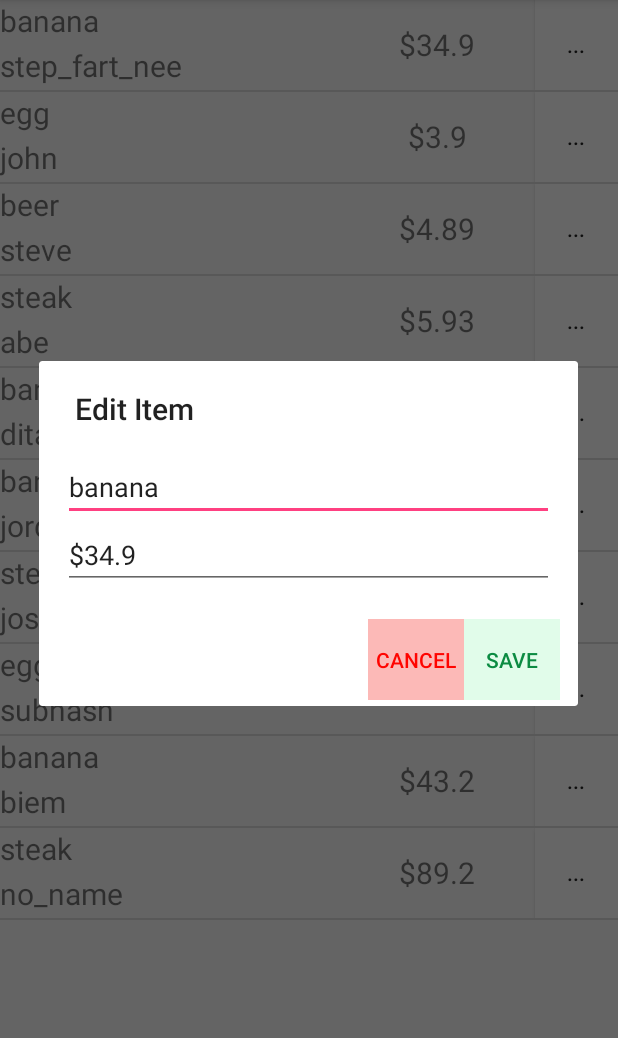
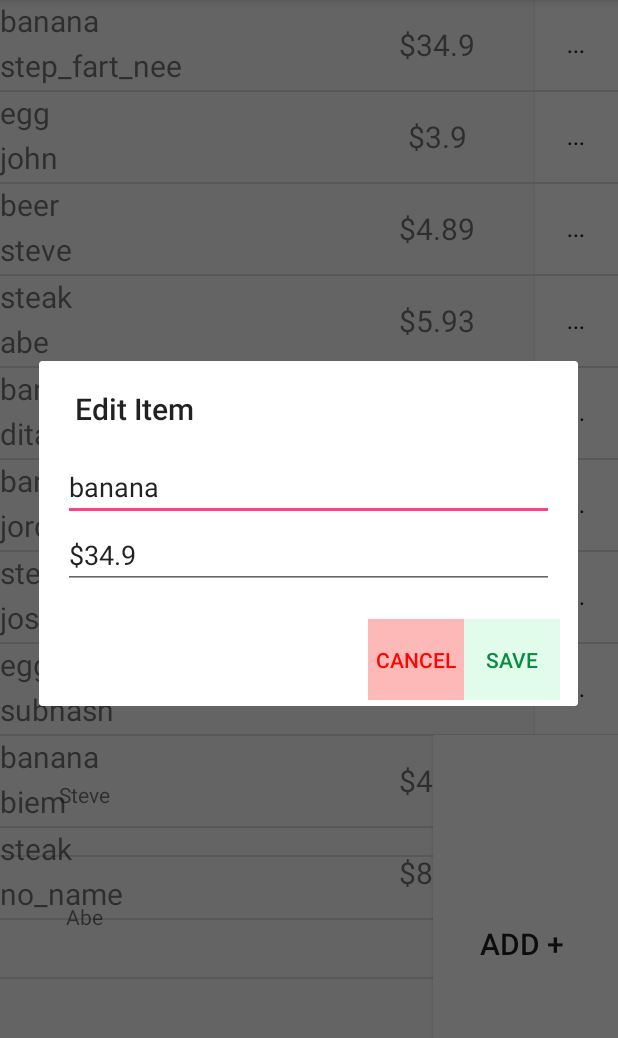
Before and after one commit to stevedang125/Android_Custom_ListView_Dialog, an Android app: the screen it shows after launch (MainActivity), after a tap on "...", on a phone screen of 412 x 824 dp, the part 84-1122 px from its top. Run offline under Robolectric (Android 15) with nearby library versions, the phone set to English and light mode, and no system bars.

Commit message:
added edit button and working

```diff
--- a/app/src/main/java/com/steve/rumi_transactions/MainActivity.java
+++ b/app/src/main/java/com/steve/rumi_transactions/MainActivity.java
@@ -1,8 +1,17 @@
 package com.steve.rumi_transactions;
 
+import android.app.AlertDialog;
+import android.content.DialogInterface;
+import android.graphics.Color;
 import android.support.v7.app.AppCompatActivity;
 import android.os.Bundle;
 import android.util.Log;
+import android.view.LayoutInflater;
+import android.view.View;
+import android.widget.AdapterView;
+import android.widget.Button;
+import android.widget.EditText;
+import android.widget.LinearLayout;
 import android.widget.ListView;
 
 import java.util.ArrayList;
@@ -11,6 +20,7 @@ public class MainActivity extends AppCompatActivity {
 
     // type: log Enter
     private static final String TAG = "MainActivity";
+
 
     // Based on this video to design a different listview:
     // https://www.youtube.com/watch?v=E6vE8fqQPTE
@@ -28,15 +38,18 @@ public class MainActivity extends AppCompatActivity {
     // Take the list view items and set the adapter.
     // Create TransactionListAdapter java class
 
-
+    EditText addThisName;
 
     @Override
     protected void onCreate(Bundle savedInstanceState) {
         super.onCreate(savedInstanceState);
         setContentView(R.layout.activity_main);
+
+
         Log.d(TAG, "onCreate: Started.");
         ListView listViewItems = (ListView) findViewById(R.id.listView_items);
         ListView listViewNames = (ListView) findViewById(R.id.listView_names);
+        LinearLayout linearLayoutNames = (LinearLayout) findViewById(R.id.names_layout);
 
         Transaction step_fart_nee = new Transaction("banana", "step_fart_nee", "$34.9");
         Transaction john = new Transaction("egg", "john", "$3.9");
@@ -81,14 +94,81 @@ public class MainActivity extends AppCompatActivity {
         TransactionListAdapter adapter = new TransactionListAdapter(this, R.layout.adapter_view_layout, transactionList);
         listViewItems.setAdapter(adapter);
 
-        ArrayList<Transaction> namesAddedList = new ArrayList<>();
+        // ========================== Custom Add Splitters =========================================
+
+        NamesAdded mrSteve = new NamesAdded("Steve");
+        NamesAdded mrAbe = new NamesAdded("Abe");
+
+        final ArrayList<NamesAdded> namesAddedList = new ArrayList<>();
+        namesAddedList.add(mrSteve);
+        namesAddedList.add(mrAbe);
 
 
+        Button addButton = (Button)this.findViewById(R.id.addNameButton);
+        addButton.setOnClickListener(new View.OnClickListener() {
+            @Override
+            public void onClick(View v) {
+
+                AlertDialog.Builder builder = new AlertDialog.Builder(MainActivity.this);
+
+                LayoutInflater inflater = LayoutInflater.from(MainActivity.this);
+                View dialogView = inflater.inflate(R.layout.add_name_layout,null);
+
+                builder.setView(dialogView);
+
+                builder.setTitle("Add Person");
 
 
+                // Set the positive button
+                builder.setPositiveButton("Done", new DialogInterface.OnClickListener() {
+                    @Override
+                    public void onClick(DialogInterface dialog, int which) {
+
+                        System.out.println("============== Im in Save =====================");
+                        System.out.println("Names List: "+namesAddedList);
+                        System.out.println("============== Im in Save =====================");
+                        addThisName = (EditText)findViewById(R.id.edit_add_name);
+                        System.out.println("Names : "+addThisName);
+                    }
+                });
+
+                // Set the negative button
+                builder.setNegativeButton("Cancel", null);
+
+                // Create the alert dialog
+                AlertDialog dialog = builder.create();
+
+                // Finally, display the alert dialog
+                dialog.show();
+
+                // Get the alert dialog buttons reference
+                Button positiveButton = dialog.getButton(AlertDialog.BUTTON_POSITIVE);
+                Button negativeButton = dialog.getButton(AlertDialog.BUTTON_NEGATIVE);
 
 
-//        NameAddedListAdapter namesAddedAdapter = new NameAddedListAdapter(this, R.layout.adapter_view_layout, namesAddedList);
+                // Change the alert dialog buttons text and background color
+                positiveButton.setTextColor(Color.parseColor("#FF0B8B42"));
+                positiveButton.setBackgroundColor(Color.parseColor("#FFE1FCEA"));
+
+                negativeButton.setTextColor(Color.parseColor("#FFFF0400"));
+                negativeButton.setBackgroundColor(Color.parseColor("#FFFCB9B7"));
+
+
+            }
+        });
+
+        NameAddedListAdapter name_adapter = new NameAddedListAdapter(this, R.layout.adapter_names_view_layout, namesAddedList);
+        listViewNames.setAdapter(name_adapter);
+
+        listViewNames.setOnItemClickListener(new AdapterView.OnItemClickListener() {
+            @Override
+            public void onItemClick(AdapterView<?> parent, View view, int position, long id) {
+                System.out.println("============== Im in click =====================");
+            }
+        });
+
+//        listViewNames.setRotation(90);
+
 
     }
 }
--- /dev/null
+++ b/app/src/main/java/com/steve/rumi_transactions/NameAddedListAdapter.java
@@ -0,0 +1,62 @@
+package com.steve.rumi_transactions;
+
+import android.app.AlertDialog;
+import android.content.Context;
+import android.content.DialogInterface;
+import android.graphics.Color;
+import android.support.annotation.NonNull;
+import android.support.annotation.Nullable;
+import android.view.LayoutInflater;
+import android.view.View;
+import android.view.ViewGroup;
+import android.widget.ArrayAdapter;
+import android.widget.Button;
+import android.widget.EditText;
+import android.widget.TextView;
+
+import java.util.ArrayList;
+import java.util.List;
+
+/**
+ * Created by Steve on 4/9/2018.
+ */
+
+public class NameAddedListAdapter extends ArrayAdapter<NamesAdded> {
+
+    private static final String TAG = "NameAddedListAdapter";
+    private Context mContext;
+    int mResource;
+    ArrayList<NamesAdded> arrayList;
+
+//    // This is for the add button
+//    EditText editText_names;
+
+    public NameAddedListAdapter(@NonNull Context context, int resource, @NonNull ArrayList<NamesAdded> objects) {
+        super(context, resource, objects);
+        mContext = context;
+        mResource = resource;
+        arrayList =  objects;
+    }
+
+    @NonNull
+    @Override
+    public View getView(int position, @Nullable View convertView, @NonNull ViewGroup parent) {
+
+        final String name = getItem(position).getName();
+
+        // Create a transaction object to hold these strings
+        NamesAdded namesAdded = new NamesAdded(name);
+
+        // Create layoutinflatter, take convertView from the getView
+        LayoutInflater inflater = LayoutInflater.from(mContext);
+        convertView = inflater.inflate(mResource, parent, false);
+
+        // Declare TextView objects:
+        // In Main: don't need to call the View, but in here yes: convertView
+        TextView tvName = (TextView) convertView.findViewById(R.id.textViewNames);
+
+        tvName.setText(name);
+
+        return convertView;
+    }
+}
--- /dev/null
+++ b/app/src/main/java/com/steve/rumi_transactions/NamesAdded.java
@@ -0,0 +1,25 @@
+package com.steve.rumi_transactions;
+
+import java.util.ArrayList;
+
+/**
+ * Created by Steve on 4/9/2018.
+ */
+
+// Object class to store all the names that will pay for the bill
+
+public class NamesAdded {
+    private String name;
+
+    public NamesAdded(String name) {
+        this.name = name;
+    }
+
+    public String getName() {
+        return name;
+    }
+
+    public void setName(String name) {
+        this.name = name;
+    }
+}
--- a/app/src/main/java/com/steve/rumi_transactions/TransactionListAdapter.java
+++ b/app/src/main/java/com/steve/rumi_transactions/TransactionListAdapter.java
@@ -2,6 +2,7 @@ package com.steve.rumi_transactions;
 
 import android.app.AlertDialog;
 import android.content.Context;
+import android.content.DialogInterface;
 import android.graphics.Color;
 import android.support.annotation.NonNull;
 import android.support.annotation.Nullable;
@@ -53,11 +54,18 @@ public class TransactionListAdapter extends ArrayAdapter<Transaction> {
     private static final String TAG = "TransactionListAdapter";
     private Context mContext;
     int mResource;
+    ArrayList<Transaction> arrayList;
+
+    EditText editText_item_name;
+    EditText editText_item_price;
+
+
 
     public TransactionListAdapter(@NonNull Context context, int resource, @NonNull ArrayList<Transaction> objects) {
         super(context, resource, objects);
         mContext = context;
         mResource = resource;
+        arrayList =  objects;
     }
 
 
@@ -69,7 +77,7 @@ public class TransactionListAdapter extends ArrayAdapter<Transaction> {
 
     @NonNull
     @Override
-    public View getView(int position, @Nullable View convertView, @NonNull ViewGroup parent) {
+    public View getView(final int position, @Nullable View convertView, @NonNull ViewGroup parent) {
         // Get transaction information
         final String item = getItem(position).getItem();
         final String names = getItem(position).getNames();
@@ -89,28 +97,15 @@ public class TransactionListAdapter extends ArrayAdapter<Transaction> {
         TextView tvPrice = (TextView) convertView.findViewById(R.id.textView3);
 
 
+//        // =========================================================
+//        System.out.println("===============> Array list: "+arrayList.get(position).getItem());
+//        System.out.println("===============> Array list: "+arrayList.get(position).getPrice());
+//        // =========================================================
 
         Button dotsButton = (Button) convertView.findViewById(R.id.threeDotsButton);
         dotsButton.setOnClickListener(new View.OnClickListener() {
             @Override
             public void onClick(View v) {
-
-                openDialog(item, price);
-
-            }
-        });
-
-        // Set the text for the TextView
-        tvItem.setText(item);
-        tvNames.setText(names);
-        tvPrice.setText(price);
-
-        return convertView;
-    }
-
-
-
-    public void openDialog(String item, String price){
 
                 AlertDialog.Builder builder = new AlertDialog.Builder(mContext);
 
@@ -121,14 +116,22 @@ public class TransactionListAdapter extends ArrayAdapter<Transaction> {
 
                 builder.setTitle("Edit Item");
 
-        final EditText editText_item_name = (EditText) dialogView.findViewById(R.id.edit_item_name);
-        final EditText editText_item_price = (EditText) dialogView.findViewById(R.id.edit_item_price);
+                editText_item_name = (EditText) dialogView.findViewById(R.id.edit_item_name);
+                editText_item_price = (EditText) dialogView.findViewById(R.id.edit_item_price);
 
                 editText_item_name.setText(item);
                 editText_item_price.setText(price);
 
                 // Set the positive button
-        builder.setPositiveButton("Save",null);
+                builder.setPositiveButton("Save", new DialogInterface.OnClickListener() {
+                    @Override
+                    public void onClick(DialogInterface dialog, int which) {
+                        System.out.println("Item Name: "+editText_item_name.getText().toString());
+                        System.out.println("Price: "+editText_item_price.getText().toString());
+                        arrayList.get(position).setItem(editText_item_name.getText().toString());
+                        arrayList.get(position).setPrice(editText_item_price.getText().toString());
+                    }
+                });
 
                 // Set the negative button
                 builder.setNegativeButton("Cancel", null);
@@ -152,4 +155,16 @@ public class TransactionListAdapter extends ArrayAdapter<Transaction> {
                 negativeButton.setBackgroundColor(Color.parseColor("#FFFCB9B7"));
 
             }
+        });
+
+        // Set the text for the TextView
+        tvItem.setText(item);
+        tvNames.setText(names);
+        tvPrice.setText(price);
+
+        return convertView;
     }
+
+
+
+}
--- a/app/src/main/res/layout/activity_main.xml
+++ b/app/src/main/res/layout/activity_main.xml
@@ -7,7 +7,6 @@
     android:layout_height="match_parent"
     tools:context="com.steve.rumi_transactions.MainActivity">
 
-
     <ListView
         android:id="@+id/listView_items"
         android:layout_width="match_parent"
@@ -15,7 +14,9 @@
         android:layout_alignParentBottom="true"
         android:layout_alignParentLeft="true"
         android:layout_alignParentStart="true"
-        android:layout_marginBottom="102dp" />
+        android:layout_marginBottom="75dp"
+
+        />
 
     <LinearLayout
         android:id="@+id/names_layout"
@@ -24,14 +25,45 @@
         android:layout_alignParentLeft="true"
         android:layout_alignParentStart="true"
         android:layout_alignParentTop="true"
-        android:layout_marginTop="411dp"
+        android:layout_marginTop="490dp"
         android:orientation="horizontal"
+        android:layout_below="@id/listView_items"
+
+        android:weightSum="100"
+
         >
 
-        <ListView
-            android:id="@+id/listView_names"
+
+        <LinearLayout
+            android:id="@+id/linear_layout_names"
             android:layout_width="match_parent"
             android:layout_height="match_parent"
+            android:layout_weight="30"
+            android:orientation="horizontal"
+            android:gravity="fill_horizontal"
+            >
+
+            <ListView
+
+                android:id="@+id/listView_names"
+                android:layout_width="match_parent"
+                android:layout_height="match_parent"
+                android:layout_gravity="fill_horizontal"
+                android:layout_weight="30"
+
+                />
+        </LinearLayout>
+
+        <Button
+            android:id="@+id/addNameButton"
+            android:layout_width="match_parent"
+            android:layout_height="match_parent"
+            android:layout_weight="70"
+            android:text="Add + "
+
+            android:background="@android:color/white"
+            android:textSize="20dp"
+            android:gravity="center"
             />
 
     </LinearLayout>
--- /dev/null
+++ b/app/src/main/res/layout/adapter_names_view_layout.xml
@@ -0,0 +1,22 @@
+<?xml version="1.0" encoding="utf-8"?>
+<LinearLayout
+    xmlns:android="http://schemas.android.com/apk/res/android"
+    android:orientation="horizontal"
+    android:layout_width="match_parent"
+    android:layout_height="match_parent"
+
+
+    >
+
+    <TextView
+        android:id="@+id/textViewNames"
+        android:layout_width="80dp"
+        android:layout_height="80dp"
+        android:text="Name"
+        android:textAlignment="center"
+        android:gravity="center"
+        android:layout_marginLeft="16dp"
+
+        />
+
+</LinearLayout>
```
Also changed, not shown: app/src/main/res/layout/add_name_layout.xml (added, +31 -0 lines), 1 other file. Lines whose indentation alone changed are shown as unchanged.
